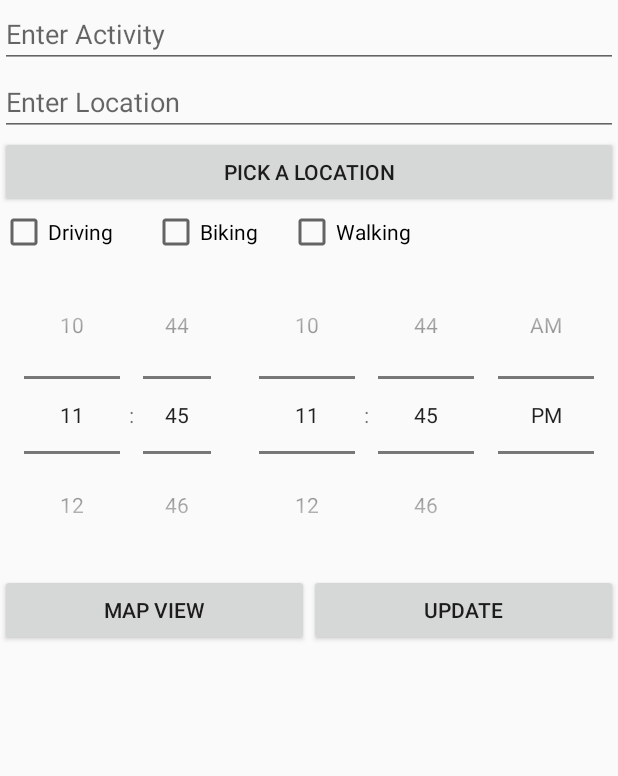
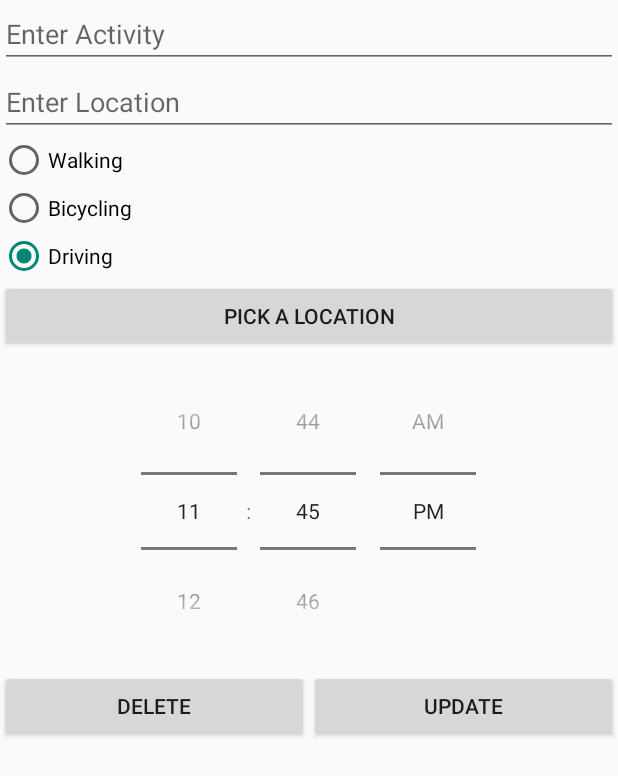
Before and after one commit to JSegovia/GetMeThere, an Android app: the fragment eventFragment shown on its own in the app's theme, after a tap on "PICK A LOCATION", on a phone screen of 412 x 824 dp. Shown: the top 776 px of the screen. Run offline under Robolectric (Android 15) with nearby library versions, the phone set to English and light mode, and no system bars; libraries missing offline, so code that uses them is left out: com.koushikdutta.async, com.koushikdutta.ion; pictures from the network do not load; 7 statements that could not run were skipped; 3 other taps on this screen came first.

Commit message:
Newest working code

```diff
--- a/app/src/main/java/edu/ucsb/cs/cs190i/jsegovia/getmethere/MainActivity.java
+++ b/app/src/main/java/edu/ucsb/cs/cs190i/jsegovia/getmethere/MainActivity.java
@@ -238,7 +238,7 @@ public class MainActivity extends AppCompatActivity {
         eventsAsStrings.clear();
         for (int i = 0; i < events.size(); i++) {
             eventsAsStrings.add(new String(events.get(i).getName() + " at " + events.get(i).getLocation() + "\n" +
-                    "Time: " + events.get(i).getEventStart().toString() + " - " + events.get(i).getEventEnd().toString() +
+                    "Time: " + events.get(i).getEventStart().toString() + " - " +
                     "      Est time to there: " + events.get(i).getEstTime() ));
         }
     }
--- a/app/src/main/java/edu/ucsb/cs/cs190i/jsegovia/getmethere/eventFragment.java
+++ b/app/src/main/java/edu/ucsb/cs/cs190i/jsegovia/getmethere/eventFragment.java
@@ -14,6 +14,7 @@ import android.view.View;
 import android.view.ViewGroup;
 import android.widget.Button;
 import android.widget.EditText;
+import android.widget.RadioButton;
 import android.widget.TimePicker;
 import android.widget.Toast;
 
@@ -78,28 +79,55 @@ public class eventFragment extends DialogFragment {
         final EditText activity = (EditText) view.findViewById(R.id.EventName);
         final EditText eventLocation = (EditText) view.findViewById(R.id.eventLocation);
         final TimePicker startTime = (TimePicker) view.findViewById(R.id.StartTime);
-        final TimePicker endTime = (TimePicker) view.findViewById(R.id.EndTime);
+        //final TimePicker endTime = (TimePicker) view.findViewById(R.id.EndTime);
+        final RadioButton walking = (RadioButton) view.findViewById(R.id.Walking);
+        final RadioButton driving = (RadioButton) view.findViewById(R.id.Driving);
+        final RadioButton bicycling = (RadioButton) view.findViewById(R.id.Bicycling);
+        final Button cancel = (Button) view.findViewById(R.id.Cancel);
 
 
         if (getTag() != "Fab") {
             add.setText("Update");
+            cancel.setText("Delete");
             int index = Integer.parseInt(getTag());
             activity.setText(events.get(index).getName());
             eventLocation.setText(events.get(index).getLocation());
             startTime.setHour(events.get(index).getEventStart().getHours());
             startTime.setMinute(events.get(index).getEventStart().getMinutes());
-            endTime.setHour(events.get(index).getEventEnd().getHours());
-            endTime.setMinute(events.get(index).getEventEnd().getMinutes());
+            //endTime.setHour(events.get(index).getEventEnd().getHours());
+            //endTime.setMinute(events.get(index).getEventEnd().getMinutes());
         }
 
         Button location = (Button) view.findViewById(R.id.location);
 
+
+        cancel.setOnClickListener(new View.OnClickListener() {
+            @Override
+            public void onClick(View v) {
+                if (getTag() == "Fab") {
+                    getActivity().getFragmentManager().beginTransaction().remove(eventFragment.this).commit();
+                } else {
+                    events.remove(Integer.parseInt(getTag()));
+                    //upDateStringsListDeletingLocally(events, eventsAsStrings);
+                    eventsAsStrings.remove(Integer.parseInt(getTag()));
+                    arrayAdapter.notifyDataSetChanged();
+                    getActivity().getFragmentManager().beginTransaction().remove(eventFragment.this).commit();
+
+
+                }
+
+
+            }
+        });
 
 
         location.setOnClickListener(new View.OnClickListener() {
             @RequiresApi(api = Build.VERSION_CODES.M)
             @Override
             public void onClick(View v) {
+                if (!walking.isChecked() && !driving.isChecked() && !bicycling.isChecked()) {
+                    Toast.makeText(getActivity(), "Pick a method of transportation", Toast.LENGTH_SHORT).show();
+                } else {
                     PlacePicker.IntentBuilder builder = new PlacePicker.IntentBuilder();
                     try {
                         startActivityForResult(builder.build(getActivity()), PLACE_PICKER_REQUEST);
@@ -108,10 +136,29 @@ public class eventFragment extends DialogFragment {
                     } catch (GooglePlayServicesNotAvailableException e) {
                         e.printStackTrace();
                     }
+                }
 
             }
         });
 
+        driving.setOnClickListener(new View.OnClickListener() {
+            @Override
+            public void onClick(View v) {
+                mode = "driving";
+            }
+        });
+        walking.setOnClickListener(new View.OnClickListener() {
+            @Override
+            public void onClick(View v) {
+                mode = "walking";
+            }
+        });
+        bicycling.setOnClickListener(new View.OnClickListener() {
+            @Override
+            public void onClick(View v) {
+                mode = "bicycling";
+            }
+        });
 
 
 
@@ -120,15 +167,16 @@ public class eventFragment extends DialogFragment {
             public void onClick(View v) {
 
                 TimePicker starter = (TimePicker) view.findViewById(R.id.StartTime);
-                TimePicker ender = (TimePicker) view.findViewById(R.id.EndTime);
+                //TimePicker ender = (TimePicker) view.findViewById(R.id.EndTime);
 
                 Time startTime = new Time(starter.getHour(),starter.getMinute(),0);
-                Time endTime = new Time(ender.getHour(),ender.getMinute(),0);
+                //Time endTime = new Time(ender.getHour(),ender.getMinute(),0);
 
                 if (activity.getText().toString().length() == 0| eventLocation.getText().toString().length() == 0) {
                     Toast.makeText(getActivity(), "Please fill in the text box(s)", Toast.LENGTH_SHORT).show();
                     return;
                 }
+
 
                 try {
                     place.getLatLng();
@@ -136,6 +184,7 @@ public class eventFragment extends DialogFragment {
                     Toast.makeText(getActivity(), "Please pick a location", Toast.LENGTH_SHORT).show();
                     return;
                 }
+
 
 
 
@@ -150,7 +199,7 @@ public class eventFragment extends DialogFragment {
                 //temp = timeBetweenPlaces(currentPlace, place);
 
                 if (getTag() == "Fab") {
-                    Event e = new Event(activity.getText().toString(), eventLocation.getText().toString(), startTime, endTime);
+                    Event e = new Event(activity.getText().toString(), eventLocation.getText().toString(), startTime);
                     e.setEventLat(place.getLatLng().latitude);
                     e.setEventLng(place.getLatLng().longitude);
                     e.setEstTime(duration);
@@ -167,11 +216,12 @@ public class eventFragment extends DialogFragment {
                     events.get(index).setName(activity.getText().toString());
                     events.get(index).setLocation(eventLocation.getText().toString());
                     events.get(index).setEventStart(startTime);
-                    events.get(index).setEventEnd(endTime);
+                    //events.get(index).setEventEnd(endTime);
                     events.get(index).setEventLat(place.getLatLng().latitude);
                     events.get(index).setStartLng(place.getLatLng().longitude);
                     events.get(index).setEstTime(duration);
                     events.get(index).setDurationInSeconds(durationInSec);
+
                     //events.get(index).setEstTime(duration);
                     setAlarm(events.get(index).getEventStart(), events.get(index).getEventID(), events.get(index).getDurationInSeconds());
                     Toast.makeText(appContext, "Event Updated", Toast.LENGTH_SHORT).show();
@@ -197,6 +247,7 @@ public class eventFragment extends DialogFragment {
                 //arrayAdapter.notifyDataSetChanged();
                 //upDateStringsList(events, eventsAsStrings);
                 getActivity().getFragmentManager().beginTransaction().remove(eventFragment.this).commit();
+                place = null;
 
 
 
@@ -204,15 +255,7 @@ public class eventFragment extends DialogFragment {
 
 
 
-            private void upDateStringsList(ArrayList<Event> events, ArrayList<String> eventsAsStrings) {
-                eventsAsStrings.clear();
-                for (int i = 0; i < events.size(); i++) {
-                    eventsAsStrings.add(new String(events.get(i).getName() + " at " + events.get(i).getLocation() + "\n" +
-                            "Time: " + events.get(i).getEventStart().toString() + " - " + events.get(i).getEventEnd().toString() +
-                            "      Est time to there: " + events.get(i).getEstTime() ));
-                }
 
-            }
 
 
 
@@ -223,6 +266,19 @@ public class eventFragment extends DialogFragment {
 
     }
 
+    private void upDateStringsListDeletingLocally(ArrayList<Event> events, ArrayList<String> eventsAsStrings) {
+    }
+
+    public void upDateStringsList(ArrayList<Event> events, ArrayList<String> eventsAsStrings) {
+        eventsAsStrings.clear();
+        for (int i = 0; i < events.size(); i++) {
+            eventsAsStrings.add(new String(events.get(i).getName() + " at " + events.get(i).getLocation() + "\n" +
+                    "Time: " + events.get(i).getEventStart().toString() +
+                    //+ " - " + events.get(i).getEventEnd().toString() +
+                    "      Est time to there " + mode + ": " + events.get(i).getEstTime() ));
+        }
+
+    }
 
 
     public void onActivityResult(int requestCode, int resultCode, Intent data) {
--- a/app/src/main/res/layout/event_fragment.xml
+++ b/app/src/main/res/layout/event_fragment.xml
@@ -16,37 +16,46 @@
         android:layout_height="wrap_content"
         android:hint="Enter Location" />
 
+    <LinearLayout
+        android:layout_width="match_parent"
+        android:layout_height="wrap_content"
+        android:orientation="horizontal">
+
+
+        <RadioGroup
+            android:layout_width="match_parent"
+            android:layout_height="match_parent"
+            android:layout_weight="1">
+
+            <RadioButton
+                android:id="@+id/Walking"
+                android:layout_width="wrap_content"
+                android:layout_height="wrap_content"
+                android:layout_weight="1"
+                android:text="Walking" />
+
+            <RadioButton
+                android:id="@+id/Bicycling"
+                android:layout_width="wrap_content"
+                android:layout_height="wrap_content"
+                android:layout_weight="1"
+                android:text="Bicycling" />
+
+            <RadioButton
+                android:id="@+id/Driving"
+                android:layout_width="wrap_content"
+                android:layout_height="wrap_content"
+                android:layout_weight="1"
+                android:text="Driving" />
+
+        </RadioGroup>
+    </LinearLayout>
+
     <Button
         android:id="@+id/location"
         android:layout_width="match_parent"
         android:layout_height="wrap_content"
         android:text="Pick a Location" />
-
-    <LinearLayout
-        android:layout_width="match_parent"
-        android:layout_height="wrap_content"
-        android:orientation="horizontal">
-
-        <CheckBox
-            android:id="@+id/driving"
-            android:layout_width="wrap_content"
-            android:layout_height="wrap_content"
-            android:layout_weight="0.60"
-            android:text="Driving" />
-
-        <CheckBox
-            android:id="@+id/Biking"
-            android:layout_width="wrap_content"
-            android:layout_height="wrap_content"
-            android:layout_weight="0.44"
-            android:text="Biking" />
-
-        <CheckBox
-            android:id="@+id/walking"
-            android:layout_width="220dp"
-            android:layout_height="wrap_content"
-            android:text="Walking" />
-    </LinearLayout>
 
     <LinearLayout
         android:layout_width="match_parent"
@@ -61,12 +70,6 @@
             android:layout_weight="1"
             android:timePickerMode="spinner" />
 
-        <TimePicker
-            android:id="@+id/EndTime"
-            android:layout_width="wrap_content"
-            android:layout_height="wrap_content"
-            android:layout_weight="1"
-            android:timePickerMode="spinner" />
     </LinearLayout>
 
     <LinearLayout
@@ -79,7 +82,7 @@
             android:layout_width="match_parent"
             android:layout_height="wrap_content"
             android:layout_weight="1"
-            android:text="Map View" />
+            android:text="Cancel" />
 
         <Button
             android:id="@+id/ADD"
```
Also changed, not shown: app/src/main/java/edu/ucsb/cs/cs190i/jsegovia/getmethere/Event.java (+3 -10 lines). Lines whose indentation alone changed are shown as unchanged.
